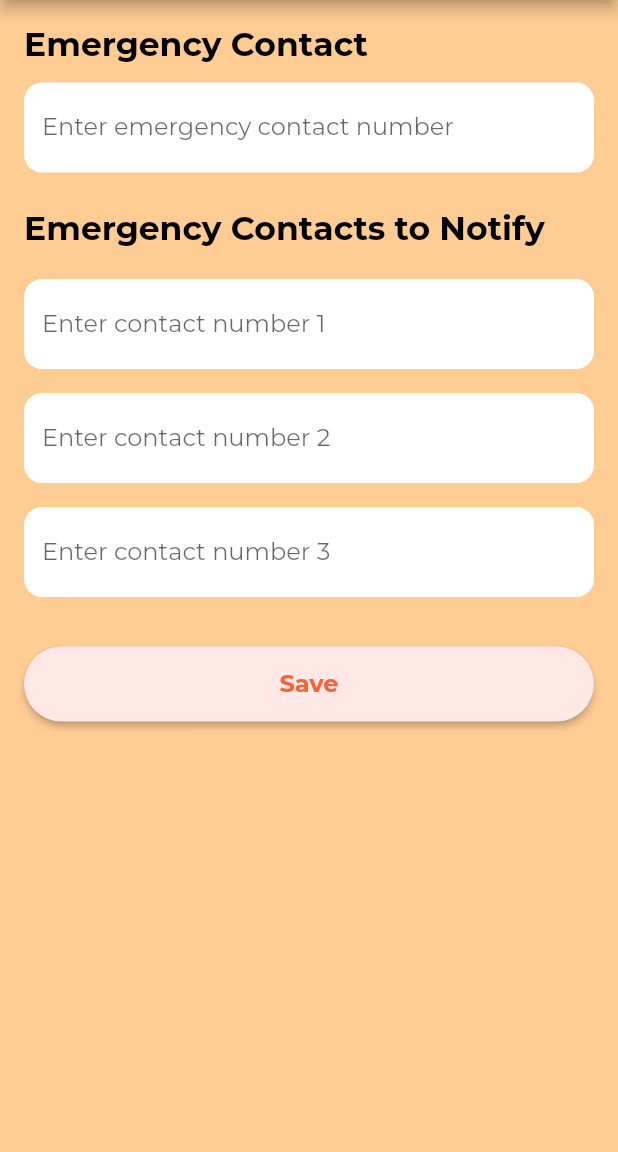
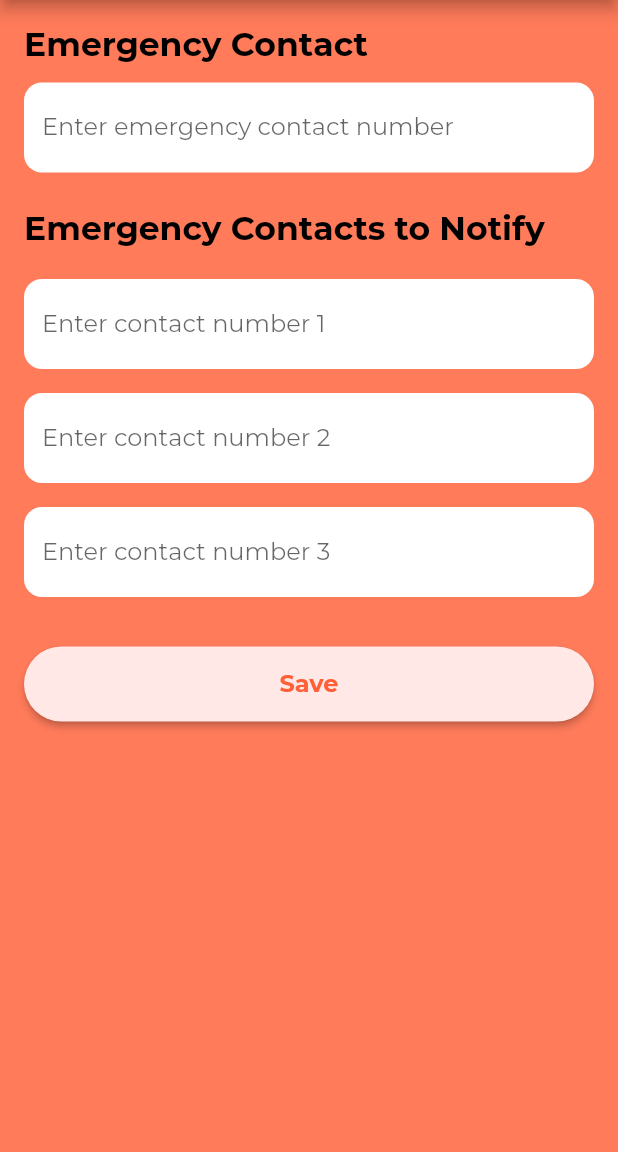
Before and after one commit to kritika601/Sahayak-DIS-Project, a Flutter app: the EmergencyContactScreen screen opened directly, on a phone screen of 412 x 824 dp, the part 84-1236 px from its top. Run offline on Flutter 3.47's test engine with Material 2 defaults, Android fonts, the phone set to English and light mode, and no system bars; our stand-ins replace flutter_local_notifications, shared_preferences; missing offline and left inert: flutter_sms; accounts and stored records are empty.

Commit message:
background colors

```diff
--- a/lib/main.dart
+++ b/lib/main.dart
@@ -664,7 +664,7 @@ class _QuickCallingScreenState extends State<QuickCallingScreen> {
   @override
   Widget build(BuildContext context) {
     return Scaffold(
-      backgroundColor: Color.fromRGBO(240, 159, 191, 1),
+      backgroundColor: Color.fromRGBO(164, 209, 180, 1),
       appBar: AppBar(
         backgroundColor: Color.fromRGBO(255, 232, 230, 1),
         title: Row(
@@ -1085,7 +1085,7 @@ class _HealthcareScreenState extends State<HealthcareScreen> {
     DateTime today = DateTime.now();
 
     return Scaffold(
-      backgroundColor: Color.fromRGBO(91, 114, 219, 1),
+      backgroundColor: Color.fromRGBO(137, 166, 252, 1),
         appBar: AppBar(
           backgroundColor: Color.fromRGBO(255, 232, 230, 1),
           title: Row(
@@ -1688,7 +1688,7 @@ class _EmergencyContactScreenState extends State<EmergencyContactScreen> {
   Widget build(BuildContext context) {
 
     return Scaffold(
-      backgroundColor: Color.fromRGBO(255, 204, 148, 1),
+      backgroundColor: Color.fromRGBO(255, 123, 90, 1),
       appBar: AppBar(
         backgroundColor: Color.fromRGBO(255, 232, 230, 1),
         title: Row(
@@ -1844,7 +1844,7 @@ class _EmergencyContactScreenState extends State<EmergencyContactScreen> {
               style: TextStyle(
                 fontFamily: 'Montserrat',
                 fontSize: 16,
-                color: Color.fromRGBO(255, 232, 230, 1),
+                color: Colors.black,
               ),
               decoration: InputDecoration(
                 hintText: 'Enter emergency contact number',
```
